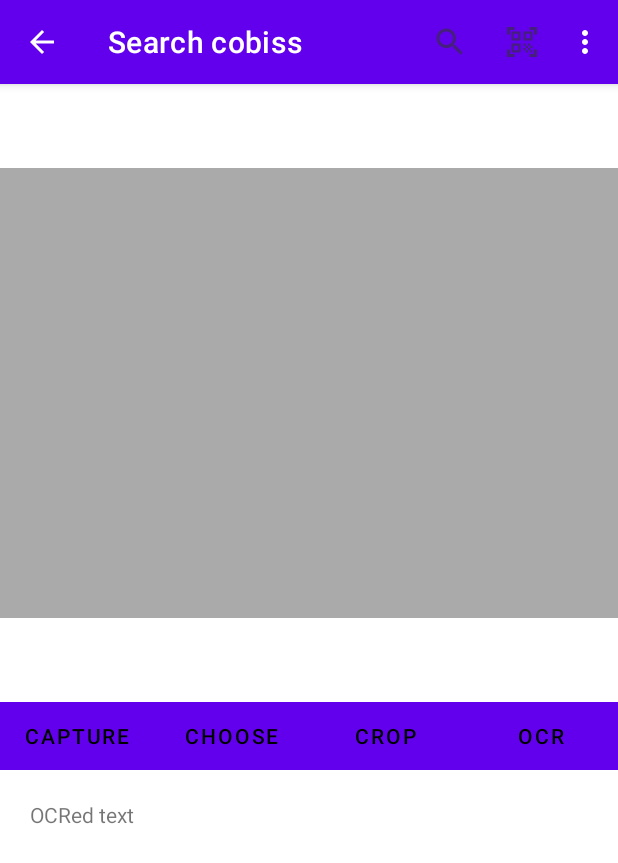
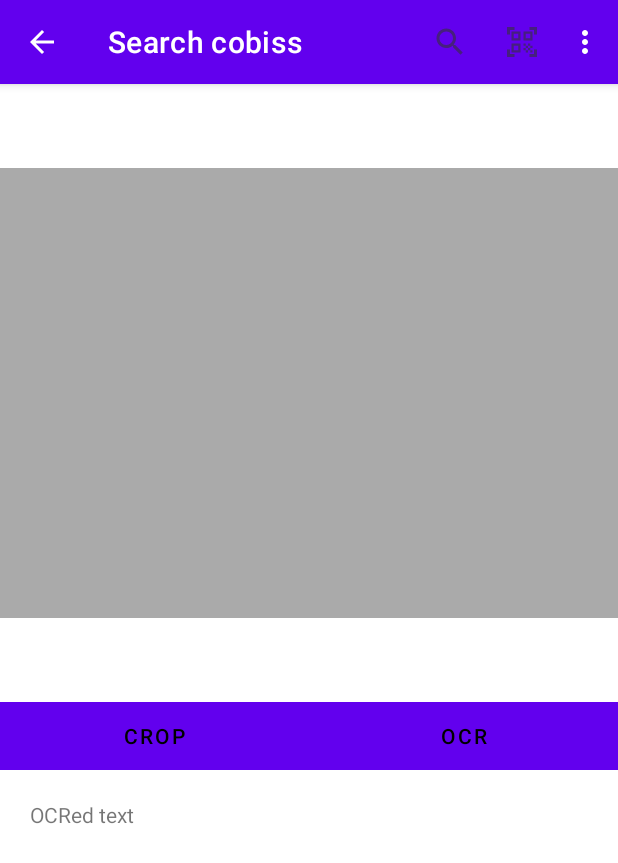
Before and after one commit to homoludens/MyLibrary, an Android app: the BookPhotoActivity screen opened directly, with no data from a screen before it, on a phone screen of 412 x 824 dp. Shown: the top 863 px of the screen. Run offline under Robolectric (Android 15) with nearby library versions, the phone set to English and light mode, and no system bars; our stand-ins replace Picasso; libraries missing offline, so code that uses them is left out: com.google.mlkit.vision, com.google.zxing.integration, com.zynksoftware.documentscanner; pictures from the network do not load; 5 statements that could not run were skipped.

Commit message:
hide capture and gallery buttons on book cover capture

```diff
--- a/app/src/main/res/layout/book_photo_content.xml
+++ b/app/src/main/res/layout/book_photo_content.xml
@@ -35,6 +35,7 @@
                 android:background="#ff0000"
                 android:text="@string/capture"
                 android:textColor="@android:color/black"
+                android:visibility="gone"
                 />
 
             <Button
@@ -44,7 +45,8 @@
                 android:layout_weight="0.5"
                 android:background="#ff0000"
                 android:text="@string/choose"
-                android:textColor="@android:color/black"/>
+                android:textColor="@android:color/black"
+                android:visibility="gone"/>
 
             <Button
                 android:id="@+id/book_btn_crop"
```
